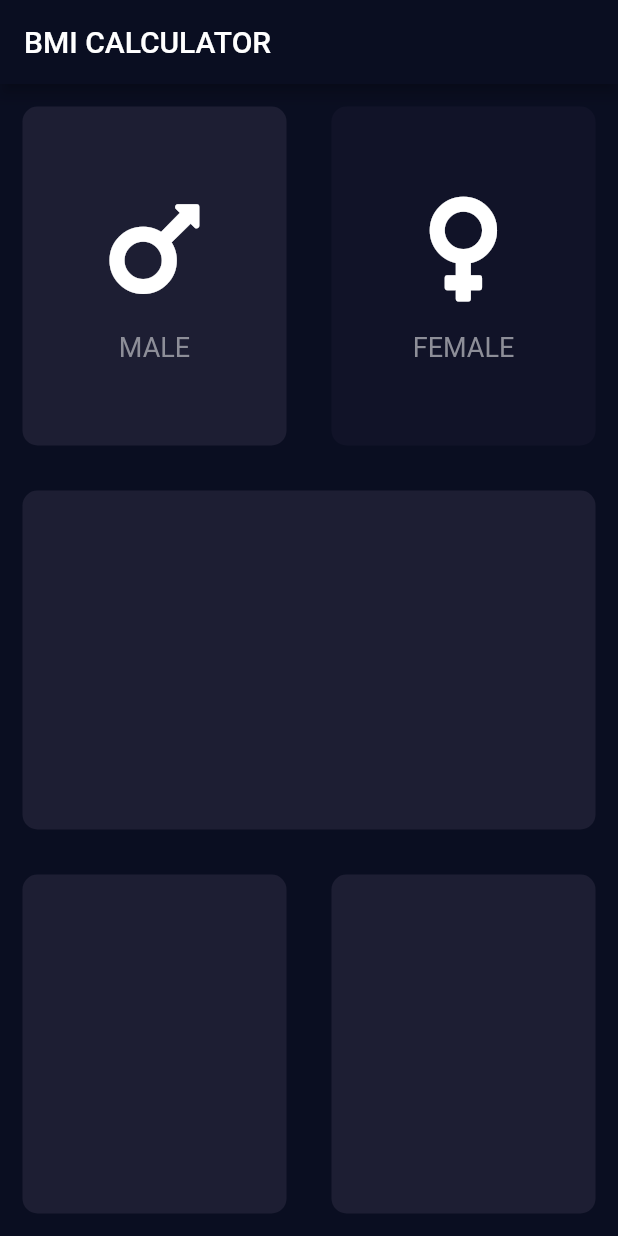
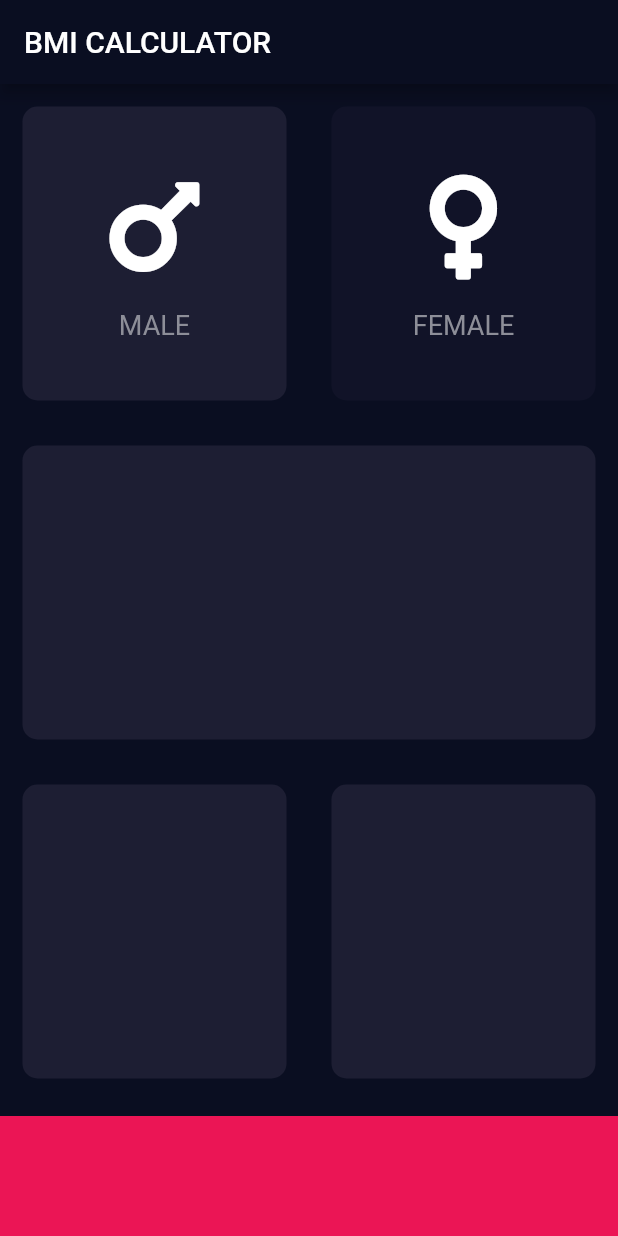
Before and after one commit to alemohamad/flutter-appbrewery, a Flutter app: the screen it shows after launch, after a tap on "MALE", on a phone screen of 412 x 824 dp. Run offline on Flutter 3.47's test engine with Material 2 defaults, Android fonts, the phone set to English and light mode, and no system bars; our stand-ins replace audioplayers, font_awesome_flutter, rflutter_alert.

Commit message:
Added gender enum, color constants and a bottom container

```diff
--- a/bmi-calculator/lib/input_page.dart
+++ b/bmi-calculator/lib/input_page.dart
@@ -5,9 +5,14 @@ import 'icon_content.dart';
 import 'reusable_card.dart';
 
 const bottomContainerHeight = 80.0;
+const bottomContainerColor = Color(0xFFEB1555);
 const activeCardColor = Color(0xFF1D1E33);
 const inactiveCardColor = Color(0xFF111328);
-const bottomContainerColor = Color(0xFFEB1555);
+
+enum Gender {
+  male,
+  female,
+}
 
 class InputPage extends StatefulWidget {
   @override
@@ -18,8 +23,8 @@ class _InputPageState extends State<InputPage> {
   Color maleCardColor = inactiveCardColor;
   Color femaleCardColor = inactiveCardColor;
 
-  void updateColor(String gender) {
-    if (gender == 'male') {
+  void updateColor(Gender gender) {
+    if (gender == Gender.male) {
       if (maleCardColor == inactiveCardColor) {
         maleCardColor = activeCardColor;
         femaleCardColor = inactiveCardColor;
@@ -28,7 +33,7 @@ class _InputPageState extends State<InputPage> {
       }
     }
 
-    if (gender == 'female') {
+    if (gender == Gender.female) {
       if (femaleCardColor == inactiveCardColor) {
         femaleCardColor = activeCardColor;
         maleCardColor = inactiveCardColor;
@@ -53,7 +58,7 @@ class _InputPageState extends State<InputPage> {
                   child: GestureDetector(
                     onTap: () {
                       setState(() {
-                        updateColor('male');
+                        updateColor(Gender.male);
                       });
                     },
                     child: ReusableCard(
@@ -69,7 +74,7 @@ class _InputPageState extends State<InputPage> {
                   child: GestureDetector(
                     onTap: () {
                       setState(() {
-                        updateColor('female');
+                        updateColor(Gender.female);
                       });
                     },
                     child: ReusableCard(
@@ -86,7 +91,7 @@ class _InputPageState extends State<InputPage> {
           ),
           Expanded(
             child: ReusableCard(
-              bgColor: Color(0xFF1D1E33),
+              bgColor: activeCardColor,
             ),
           ),
           Expanded(
@@ -94,16 +99,22 @@ class _InputPageState extends State<InputPage> {
               children: <Widget>[
                 Expanded(
                   child: ReusableCard(
-                    bgColor: Color(0xFF1D1E33),
+                    bgColor: activeCardColor,
                   ),
                 ),
                 Expanded(
                   child: ReusableCard(
-                    bgColor: Color(0xFF1D1E33),
+                    bgColor: activeCardColor,
                   ),
                 ),
               ],
             ),
+          ),
+          Container(
+            color: bottomContainerColor,
+            margin: EdgeInsets.only(top: 10.0),
+            width: double.infinity,
+            height: bottomContainerHeight,
           ),
         ],
       ),
```
